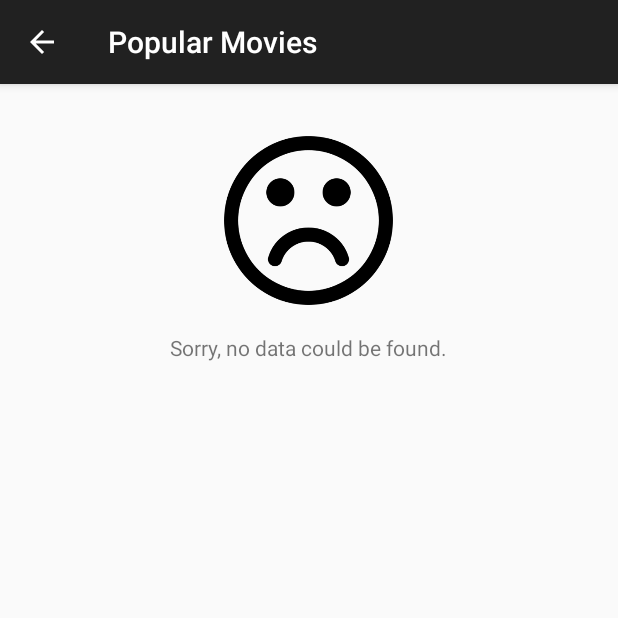
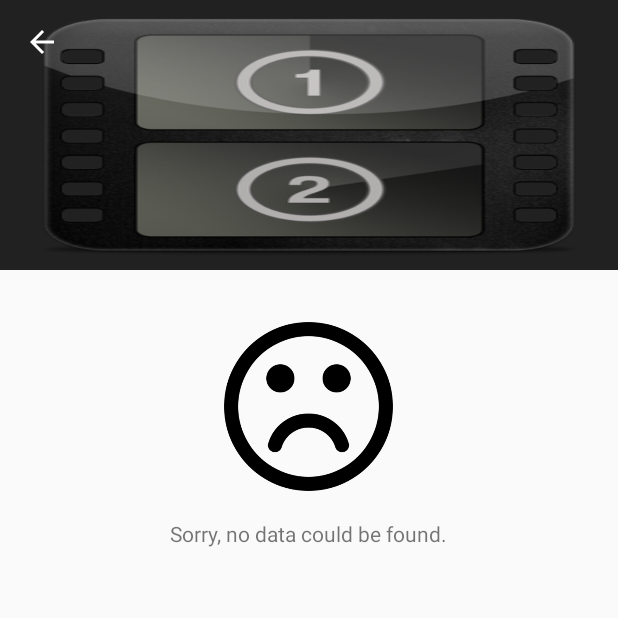
Before and after one commit to angeloorrico/PopularMovies, an Android app: the MovieDetailActivity screen opened directly, with no data from a screen before it, on a phone screen of 412 x 824 dp, the top half of it. Run offline under Robolectric (Android 15) with nearby library versions, the phone set to English and light mode, and no system bars; our stand-ins replace Picasso; network calls fail; pictures from the network do not load; 1 statement that could not run was skipped.

Commit message:
Adding a CollapsingToolbarLayout, transparent status bar color in movie details and custom theme for movie details activity.

```diff
--- a/app/build.gradle
+++ b/app/build.gradle
@@ -35,6 +35,7 @@ dependencies {
     })
     compile 'com.android.support:appcompat-v7:25.0.0'
     compile 'com.android.support:support-v4:25.0.0'
+    compile 'com.android.support:design:25.0.0'
     compile 'com.android.support:recyclerview-v7:25.0.0'
     testCompile 'junit:junit:4.12'
 
--- a/app/src/main/AndroidManifest.xml
+++ b/app/src/main/AndroidManifest.xml
@@ -18,7 +18,8 @@
                 <category android:name="android.intent.category.LAUNCHER" />
             </intent-filter>
         </activity>
-        <activity android:name=".activities.MovieDetailActivity"/>
+        <activity android:name=".activities.MovieDetailActivity"
+            android:theme="@style/NoActionBarActivity"/>
     </application>
 
 </manifest>
--- a/app/src/main/java/br/com/angeloorrico/popularmovies/activities/MovieDetailActivity.java
+++ b/app/src/main/java/br/com/angeloorrico/popularmovies/activities/MovieDetailActivity.java
@@ -1,19 +1,46 @@
 package br.com.angeloorrico.popularmovies.activities;
 
+import android.graphics.Color;
+import android.os.Build;
 import android.os.Bundle;
+import android.support.design.widget.CollapsingToolbarLayout;
 import android.support.v7.app.AppCompatActivity;
+import android.support.v7.widget.Toolbar;
 import android.view.MenuItem;
+import android.widget.ImageView;
 
+import com.squareup.picasso.Picasso;
+
+import br.com.angeloorrico.popularmovies.BuildConfig;
 import br.com.angeloorrico.popularmovies.R;
+import br.com.angeloorrico.popularmovies.models.MovieModel;
 
 public class MovieDetailActivity extends AppCompatActivity {
+
+    CollapsingToolbarLayout mCollapsingToolbarLayout;
+    ImageView mIvToolbar;
 
     @Override
     protected void onCreate(Bundle savedInstanceState) {
         super.onCreate(savedInstanceState);
         setContentView(R.layout.actv_movie_detail);
 
+        setSupportActionBar((Toolbar)findViewById(R.id.toolbar));
         getSupportActionBar().setDisplayHomeAsUpEnabled(true);
+
+        mCollapsingToolbarLayout = (CollapsingToolbarLayout)findViewById(R.id.ctbl);
+        mCollapsingToolbarLayout.setExpandedTitleColor(getResources()
+                .getColor(android.R.color.transparent));
+
+        if (Build.VERSION.SDK_INT >= 21)
+            getWindow().setStatusBarColor(Color.TRANSPARENT);
+
+        mIvToolbar = (ImageView) findViewById(R.id.iv_toolbar);
+        MovieModel movieModel = (MovieModel) getIntent()
+                .getSerializableExtra(getString(R.string.movie_extra));
+        Picasso.with(this)
+                .load(BuildConfig.POSTER_BASE_URL + movieModel.getBackdropPath())
+                .into(mIvToolbar);
     }
 
     @Override
--- a/app/src/main/java/br/com/angeloorrico/popularmovies/fragments/MovieDetailFragment.java
+++ b/app/src/main/java/br/com/angeloorrico/popularmovies/fragments/MovieDetailFragment.java
@@ -8,7 +8,6 @@ import android.view.View;
 import android.view.ViewGroup;
 import android.widget.ImageView;
 import android.widget.LinearLayout;
-import android.widget.RelativeLayout;
 import android.widget.TextView;
 
 import com.squareup.picasso.Picasso;
@@ -25,10 +24,10 @@ public class MovieDetailFragment extends Fragment {
 
     MovieModel mMovie;
 
-    RelativeLayout mMovieDetailContainer;
-    LinearLayout mNoDataContainer;
+    LinearLayout mMovieDetailContainer, mNoDataContainer;
     TextView mTvError, mTvOverview, mTvTitle, mTvReleaseDate, mTvVoteAverage;
     ImageView mIvMovie;
+    View mViewSeparator;
 
     @Override
     public void onCreate(@Nullable Bundle savedInstanceState) {
@@ -43,7 +42,7 @@ public class MovieDetailFragment extends Fragment {
                              @Nullable Bundle savedInstanceState) {
         View rootView = inflater.inflate(R.layout.frag_movie_detail, container, false);
 
-        mMovieDetailContainer = (RelativeLayout)rootView.findViewById(R.id.movie_detail_container);
+        mMovieDetailContainer = (LinearLayout) rootView.findViewById(R.id.movie_detail_container);
         mIvMovie = (ImageView)rootView.findViewById(R.id.iv_movie);
         mNoDataContainer = (LinearLayout)rootView.findViewById(R.id.no_data_container);
         mTvOverview = (TextView)rootView.findViewById(R.id.tv_overview);
@@ -51,11 +50,15 @@ public class MovieDetailFragment extends Fragment {
         mTvReleaseDate = (TextView)rootView.findViewById(R.id.tv_release_date);
         mTvVoteAverage = (TextView)rootView.findViewById(R.id.tv_vote_average);
         mTvError = (TextView)rootView.findViewById(R.id.tv_error);
+        mViewSeparator = (View)rootView.findViewById(R.id.view_separator);
 
         if (mMovie == null) {
             mTvError.setText(getString(R.string.msg_no_data));
             mNoDataContainer.setVisibility(View.VISIBLE);
             mMovieDetailContainer.setVisibility(View.GONE);
+            mTvOverview.setVisibility(View.GONE);
+            mViewSeparator.setVisibility(View.GONE);
+
         } else
             loadMovieDetails();
 
--- a/app/src/main/java/br/com/angeloorrico/popularmovies/models/MovieModel.java
+++ b/app/src/main/java/br/com/angeloorrico/popularmovies/models/MovieModel.java
@@ -17,6 +17,8 @@ public class MovieModel implements Serializable {
     private Date release_date;
 
     private String poster_path;
+
+    private String backdrop_path;
 
     private String vote_average;
 
@@ -67,4 +69,12 @@ public class MovieModel implements Serializable {
         this.overview = overview;
     }
 
+    public String getBackdropPath() {
+        return backdrop_path;
+    }
+
+    public void setBackdropPath(String backdropPath) {
+        this.backdrop_path = backdropPath;
+    }
+
 }
--- a/app/src/main/res/layout/actv_movie_detail.xml
+++ b/app/src/main/res/layout/actv_movie_detail.xml
@@ -1,8 +1,47 @@
 <?xml version="1.0" encoding="utf-8"?>
-<fragment xmlns:android="http://schemas.android.com/apk/res/android"
+<android.support.design.widget.CoordinatorLayout xmlns:android="http://schemas.android.com/apk/res/android"
     xmlns:tools="http://schemas.android.com/tools"
-    android:id="@+id/actv_movie_detail"
-    android:name="br.com.angeloorrico.popularmovies.fragments.MovieDetailFragment"
+    xmlns:app="http://schemas.android.com/apk/res-auto"
     android:layout_width="match_parent"
     android:layout_height="match_parent"
-    tools:mContext="br.com.angeloorrico.popularmovies.activities.MovieDetailActivity"/>
+    android:fitsSystemWindows="true">
+    <android.support.design.widget.AppBarLayout
+        android:layout_width="match_parent"
+        android:layout_height="180dp"
+        android:fitsSystemWindows="true">
+        <android.support.design.widget.CollapsingToolbarLayout
+            android:id="@+id/ctbl"
+            android:layout_width="match_parent"
+            android:layout_height="match_parent"
+            app:layout_scrollFlags="scroll|exitUntilCollapsed"
+            app:contentScrim="@color/colorPrimary"
+            android:fitsSystemWindows="true">
+            <ImageView
+                android:id="@+id/iv_toolbar"
+                android:layout_width="match_parent"
+                android:layout_height="match_parent"
+                android:src="@drawable/generic_movie"
+                app:layout_collapseMode="parallax"
+                android:scaleType="fitXY"
+                android:fitsSystemWindows="true"/>
+            <android.support.v7.widget.Toolbar
+                android:id="@+id/toolbar"
+                android:layout_width="match_parent"
+                android:layout_height="?attr/actionBarSize"
+                app:layout_collapseMode="pin"/>
+        </android.support.design.widget.CollapsingToolbarLayout>
+    </android.support.design.widget.AppBarLayout>
+
+    <android.support.v4.widget.NestedScrollView
+        android:layout_width="match_parent"
+        android:layout_height="match_parent"
+        app:layout_behavior="@string/appbar_scrolling_view_behavior">
+        <fragment
+            android:id="@+id/actv_movie_detail"
+            android:name="br.com.angeloorrico.popularmovies.fragments.MovieDetailFragment"
+            android:layout_width="match_parent"
+            android:layout_height="match_parent"
+            tools:Context="br.com.angeloorrico.popularmovies.activities.MovieDetailActivity"/>
+    </android.support.v4.widget.NestedScrollView>
+
+</android.support.design.widget.CoordinatorLayout>
--- a/app/src/main/res/layout/frag_movie_detail.xml
+++ b/app/src/main/res/layout/frag_movie_detail.xml
@@ -2,7 +2,7 @@
     xmlns:tools="http://schemas.android.com/tools"
     android:layout_width="match_parent"
     android:layout_height="match_parent"
-    tools:mContext=".fragments.MoviesListFragment">
+    tools:Context=".fragments.MoviesListFragment">
 
     <LinearLayout
         android:layout_width="match_parent"
@@ -12,51 +12,54 @@
         android:paddingTop="@dimen/activity_vertical_margin"
         android:paddingBottom="@dimen/activity_vertical_margin"
         android:orientation="vertical">
-        <RelativeLayout
+        <LinearLayout
             android:id="@+id/movie_detail_container"
             android:layout_width="match_parent"
-            android:layout_height="wrap_content">
+            android:layout_height="wrap_content"
+            android:orientation="horizontal"
+            android:weightSum="2">
             <ImageView
                 android:id="@+id/iv_movie"
-                android:layout_width="wrap_content"
+                android:layout_width="0dp"
                 android:layout_height="wrap_content"
+                android:layout_weight="1"
                 android:scaleType="centerCrop"
                 android:adjustViewBounds="true"
                 android:layout_marginRight="@dimen/activity_horizontal_margin"
                 android:layout_marginBottom="@dimen/activity_vertical_margin"/>
+            <LinearLayout
+                android:layout_width="0dp"
+                android:layout_height="wrap_content"
+                android:layout_weight="1"
+                android:orientation="vertical">
                 <TextView
                     android:id="@+id/tv_title"
                     android:layout_width="wrap_content"
                     android:layout_height="wrap_content"
-                android:textStyle="bold"
-                android:layout_toRightOf="@id/iv_movie"/>
+                    android:textStyle="bold"/>
                 <TextView
                     android:id="@+id/tv_release_date"
                     android:layout_width="wrap_content"
                     android:layout_height="wrap_content"
                     android:textAppearance="?android:textAppearanceMedium"
-                android:paddingBottom="@dimen/activity_vertical_margin"
-                android:layout_toRightOf="@id/iv_movie"
-                android:layout_below="@id/tv_title"/>
+                    android:paddingBottom="@dimen/activity_vertical_margin"/>
                 <TextView
                     android:id="@+id/tv_vote_average"
                     android:layout_width="match_parent"
-                android:layout_height="wrap_content"
-                android:layout_toRightOf="@id/iv_movie"
-                android:layout_alignBottom="@id/iv_movie"/>
+                    android:layout_height="wrap_content"/>
+            </LinearLayout>
+        </LinearLayout>
+
         <View
             android:id="@+id/view_separator"
             android:layout_width="match_parent"
             android:layout_height="1dp"
             android:background="@android:color/darker_gray"
-                android:layout_marginBottom="@dimen/activity_vertical_margin"
-                android:layout_below="@id/iv_movie"/>
+            android:layout_marginBottom="@dimen/activity_vertical_margin"/>
         <TextView
             android:id="@+id/tv_overview"
             android:layout_width="match_parent"
-                android:layout_height="wrap_content"
-                android:layout_below="@id/view_separator"/>
-        </RelativeLayout>
+            android:layout_height="wrap_content"/>
 
         <LinearLayout
             android:id="@+id/no_data_container"
--- a/app/src/main/res/layout/movie_item_view.xml
+++ b/app/src/main/res/layout/movie_item_view.xml
@@ -4,6 +4,4 @@
     android:layout_width="match_parent"
     android:layout_height="wrap_content"
     android:scaleType="centerCrop"
-    android:adjustViewBounds="true">
-
-</ImageView>
+    android:adjustViewBounds="true"/>
--- a/app/src/main/res/values/styles.xml
+++ b/app/src/main/res/values/styles.xml
@@ -6,6 +6,13 @@
         <item name="colorPrimary">@color/colorPrimary</item>
         <item name="colorPrimaryDark">@color/colorPrimaryDark</item>
         <item name="colorAccent">@color/colorAccent</item>
+        <item name="colorControlNormal">@android:color/white</item>
+        <item name="android:textColorPrimary">@android:color/white</item>
+    </style>
+
+    <style name="NoActionBarActivity" parent="AppTheme">
+        <item name="windowActionBar">false</item>
+        <item name="windowNoTitle">true</item>
     </style>
 
 </resources>
```
Lines whose indentation alone changed are shown as unchanged.
